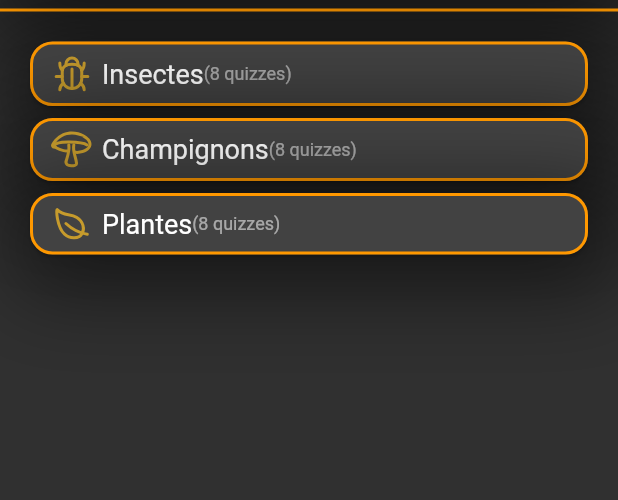
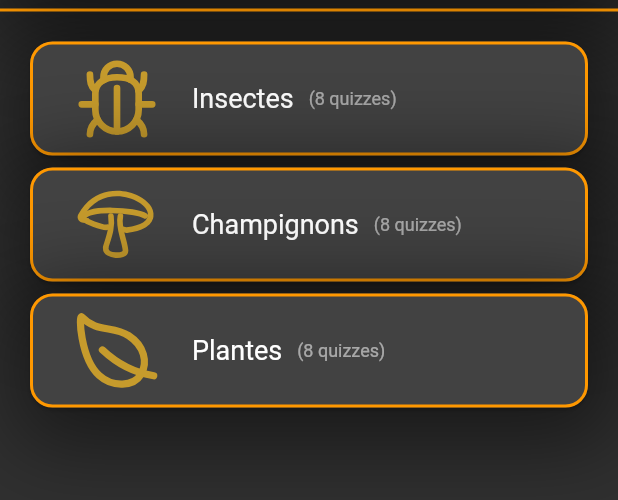
Before and after one commit to cehinger/naturalis, a Flutter app: the MyQuizPage screen opened directly, on a phone screen of 412 x 824 dp, the part 137-637 px from its top. Run offline on Flutter 3.47's test engine with Material 2 defaults, Android fonts, the phone set to English and light mode, and no system bars; our stand-ins replace flutter_svg, google_fonts, google_nav_bar.

Commit message:
redirect to subQuiz

```diff
--- a/lib/Widget/QuizCategory.dart
+++ b/lib/Widget/QuizCategory.dart
@@ -49,9 +49,16 @@ class _QuizCategoryState extends State<QuizCategory> {
                 mainAxisAlignment: MainAxisAlignment.start,
                 crossAxisAlignment: CrossAxisAlignment.center,
                 children: [
+                  const SizedBox(
+                    width: 20,
+                  ),
                   SizedBox(
-                      width: 40,
+                      width: 60,
+                      height: 60,
                       child: SvgPicture.asset(widget.assetImage)
+                  ),
+                  const SizedBox(
+                    width: 20,
                   ),
                   Row(
                     children: [
@@ -60,6 +67,9 @@ class _QuizCategoryState extends State<QuizCategory> {
                         style: const TextStyle(
                             fontSize: 18,
                         ),
+                      ),
+                      const SizedBox(
+                        width: 10,
                       ),
                       Text(
                         widget.sublabel,
--- a/lib/layout.dart
+++ b/lib/layout.dart
@@ -2,6 +2,7 @@ import 'package:flutter/material.dart';
 import 'package:google_nav_bar/google_nav_bar.dart';
 import 'package:naturalis/landing.dart';
 import 'package:naturalis/login.dart';
+import 'package:naturalis/playing_quiz.dart';
 import 'package:naturalis/quiz.dart';
 import 'package:naturalis/repertoire.dart';
 
@@ -39,6 +40,7 @@ class _LayoutState extends State<Layout> {
             Center(child: MyLandingPage(redirectionFunction: navigateToPage)),
             const Center(child: MyQuizPage()),
             const Center(child: MyRepertoryPage()),
+            //Not nav
           ],
         ),
         bottomNavigationBar: Container(
--- a/lib/playing_quiz.dart
+++ b/lib/playing_quiz.dart
@@ -1,34 +1,5 @@
 import 'dart:developer';
 import 'package:flutter/material.dart';
-
-void main() {
-  runApp(const MyApp());
-}
-
-class MyApp extends StatelessWidget {
-  const MyApp({super.key});
-
-  // This widget is the root of your application.
-  @override
-  Widget build(BuildContext context) {
-    return MaterialApp(
-      title: 'Flutter Demo',
-      theme: ThemeData(
-        // This is the theme of your application.
-        //
-        // Try running your application with "flutter run". You'll see the
-        // application has a blue toolbar. Then, without quitting the app, try
-        // changing the primarySwatch below to Colors.green and then invoke
-        // "hot reload" (press "r" in the console where you ran "flutter run",
-        // or simply save your changes to "hot reload" in a Flutter IDE).
-        // Notice that the counter didn't reset back to zero; the application
-        // is not restarted.
-        primarySwatch: Colors.blue,
-      ),
-      home: const MyPlayingQuizPage(title: 'Flutter Demo Home Page'),
-    );
-  }
-}
 
 class MyPlayingQuizPage extends StatefulWidget {
   const MyPlayingQuizPage({super.key, required this.title});
--- a/lib/quiz.dart
+++ b/lib/quiz.dart
@@ -13,6 +13,50 @@ class MyQuizPage extends StatefulWidget {
 }
 
 class _MyQuizPageState extends State<MyQuizPage> {
+
+  String _mode = "SELECTION";
+
+  Widget quizSelection() {
+    return Flexible(
+      flex: 1,
+      child: Padding(
+        padding: const EdgeInsets.all(16.0),
+        child: Column(
+          children: <Widget>[
+            InkWell(
+                onTap: () { handleSelectQuiz("QUIZ_INSECTA");},
+                child: QuizCategory(label: 'Insectes', sublabel: "(8 quizzes)", assetImage: 'assets/images/beetle.svg')
+            ),
+            InkWell(
+                onTap: () { handleSelectQuiz("QUIZ_FUNGI");},
+                child: QuizCategory(label: 'Champignons', sublabel: "(8 quizzes)", assetImage: 'assets/images/fungus.svg')
+            ),
+            InkWell(
+                onTap: () { handleSelectQuiz("QUIZ_PLANTAE");},
+                child: QuizCategory(label: 'Plantes', sublabel: "(8 quizzes)", assetImage: 'assets/images/plant.svg')
+            ),
+          ],
+        ),
+      ),
+    );
+  }
+
+  Widget switchWidget(String mode){
+    switch (mode) {
+      case 'SELECTION': return quizSelection();
+      case 'QUIZ_INSECTA': return const MyPlayingQuizPage(title: "Insectes");
+      case 'QUIZ_FUNGI': return const MyPlayingQuizPage(title: "Champignons");
+      case 'QUIZ_PLANTAE': return const MyPlayingQuizPage(title: "Plantes");
+      default : return quizSelection();
+    }
+  }
+
+  void handleSelectQuiz(String context) {
+      setState(() {
+        _mode = context;
+      });
+  }
+
   @override
   Widget build(BuildContext context) {
     return Scaffold(
@@ -23,19 +67,7 @@ class _MyQuizPageState extends State<MyQuizPage> {
               title: "Quizzes sur la Nature",
               description: "description",
             ),
-            Flexible(
-              flex: 1,
-              child: Padding(
-                padding: const EdgeInsets.all(16.0),
-                child: Column(
-                  children: const <Widget>[
-                    QuizCategory(label: 'Insectes', sublabel: "(8 quizzes)", assetImage: 'assets/images/beetle.svg'),
-                    QuizCategory(label: 'Champignons', sublabel: "(8 quizzes)", assetImage: 'assets/images/fungus.svg'),
-                    QuizCategory(label: 'Plantes', sublabel: "(8 quizzes)", assetImage: 'assets/images/plant.svg'),
-                  ],
-                ),
-              ),
-            ),
+            switchWidget(_mode),
           ],
         ),
       ), // This trailing comma makes auto-formatting nicer for build methods.
```
Also changed, not shown: lib/login.dart (+21 -5 lines).
